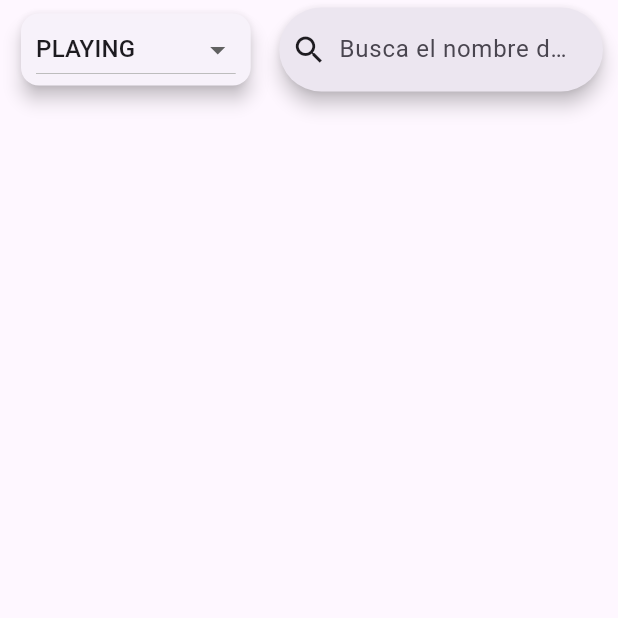
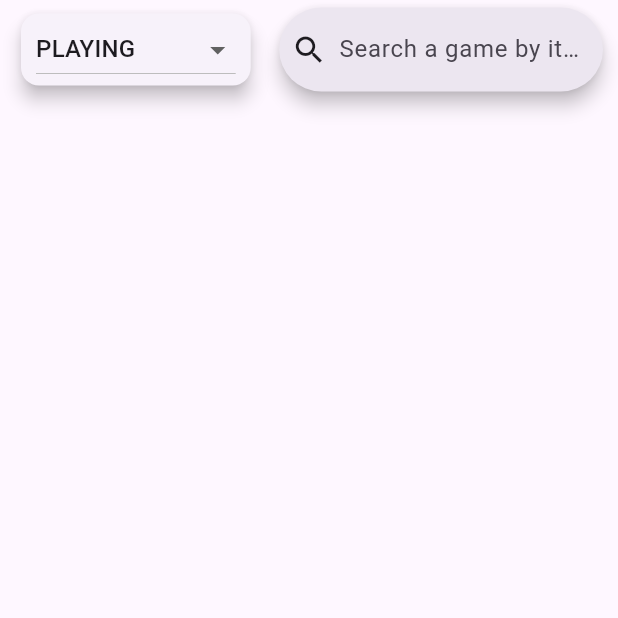
Before and after one commit to HugoReyHol/gestion_juegos, a Flutter app: the App screen opened by its route, on a phone screen of 412 x 824 dp, the top half of it. Run offline on Flutter 3.47's test engine with Material 3 defaults, Android fonts, the light colour scheme and no system bars; our stand-ins replace flutter_riverpod, shared_preferences, sqflite_common_ffi; accounts and stored records are empty; generated files the repository leaves out were written again.

Commit message:
Home traducido, sin dropdownbutton

```diff
--- a/lib/l10n/app_en.arb
+++ b/lib/l10n/app_en.arb
@@ -22,5 +22,7 @@
   "stats_updates": "Last updates:",
   "stats_stats": "Statistics:",
 
-  "search_bar": "Search a game by its name"
+  "search_bar": "Search a game by its name",
+
+  "home_all": "ALL"
 }
--- a/lib/l10n/app_es.arb
+++ b/lib/l10n/app_es.arb
@@ -22,5 +22,7 @@
   "stats_updates": "Últimas actualizaciones:",
   "stats_stats": "Estadísticas:",
 
-  "search_bar": "Busca un juego por su nombre"
+  "search_bar": "Busca un juego por su nombre",
+
+  "home_all": "TODAS"
 }
--- a/lib/screens/home.dart
+++ b/lib/screens/home.dart
@@ -4,6 +4,7 @@ import 'package:gestion_juegos/components/game_grid_widget.dart';
 import 'package:gestion_juegos/models/user_game.dart';
 import 'package:gestion_juegos/providers/games_provider.dart';
 import 'package:gestion_juegos/providers/home_providers.dart';
+import 'package:flutter_gen/gen_l10n/app_localizations.dart';
 
 class Home extends ConsumerStatefulWidget {
   const Home({super.key});
@@ -38,6 +39,7 @@ class _HomeState extends ConsumerState<Home>{
     final gamesNotifier = ref.read(gamesProvider.notifier);
     final homeGames = ref.watch(homeGamesProvider);
     isCompact = MediaQuery.sizeOf(context).width <= 600;
+    final loc = AppLocalizations.of(context)!;
 
     return Column(
       spacing: 15,
@@ -56,11 +58,12 @@ class _HomeState extends ConsumerState<Home>{
                   items: GameStates.values.map((GameStates gameState) {
                     return DropdownMenuItem<GameStates>(
                       value: gameState,
+                      // TODO traducir dropdown
                       child: Text(gameState.name.replaceAll("_", " ").toUpperCase())
                     );
                   }).followedBy([DropdownMenuItem<GameStates>(
                     value: null,
-                    child: Text("ALL")
+                    child: Text(loc.home_all)
                   )]).toList(),
                   onChanged: (GameStates? gameState) {
                     ref.read(stateProvider.notifier).state = gameState;
@@ -72,7 +75,7 @@ class _HomeState extends ConsumerState<Home>{
                   focusNode: focusNode,
                   elevation: WidgetStatePropertyAll(5),
                   leading: Icon(Icons.search),
-                  hintText: "Busca el nombre de un juego",
+                  hintText: loc.search_bar,
                   onChanged: (value) {
                     gamesNotifier.filterGamesByTitle(value);
                   },
--- a/lib/screens/stats.dart
+++ b/lib/screens/stats.dart
@@ -180,6 +180,7 @@ class StatInfo extends StatelessWidget {
           mainAxisAlignment: MainAxisAlignment.spaceBetween,
           children: [
             Text(
+              // TODO traducir campos de stats
               text.capitalize().replaceAll("_", " "),
               style: TextStyle(
                 fontWeight: FontWeight.bold,
```
